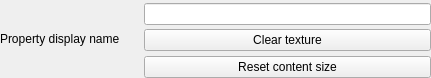
Old version of the form editor/inspectors/inspectortexture.ui in the repository enrevol/ee-editor.
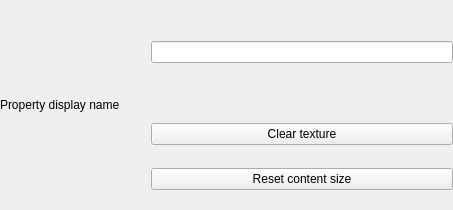
New version of the form.

Diff of the .ui file:
```diff
--- a/editor/inspectors/inspectortexture.ui
+++ b/editor/inspectors/inspectortexture.ui
@@ -6,8 +6,8 @@
    <rect>
     <x>0</x>
     <y>0</y>
-    <width>431</width>
-    <height>78</height>
+    <width>453</width>
+    <height>210</height>
    </rect>
   </property>
   <property name="windowTitle">
@@ -68,7 +68,7 @@
       </property>
       <item>
        <widget class="QWidget" name="widget" native="true">
-        <layout class="QHBoxLayout" name="horizontalLayout_2">
+        <layout class="QVBoxLayout" name="verticalLayout_3">
          <property name="spacing">
           <number>0</number>
          </property>
```
